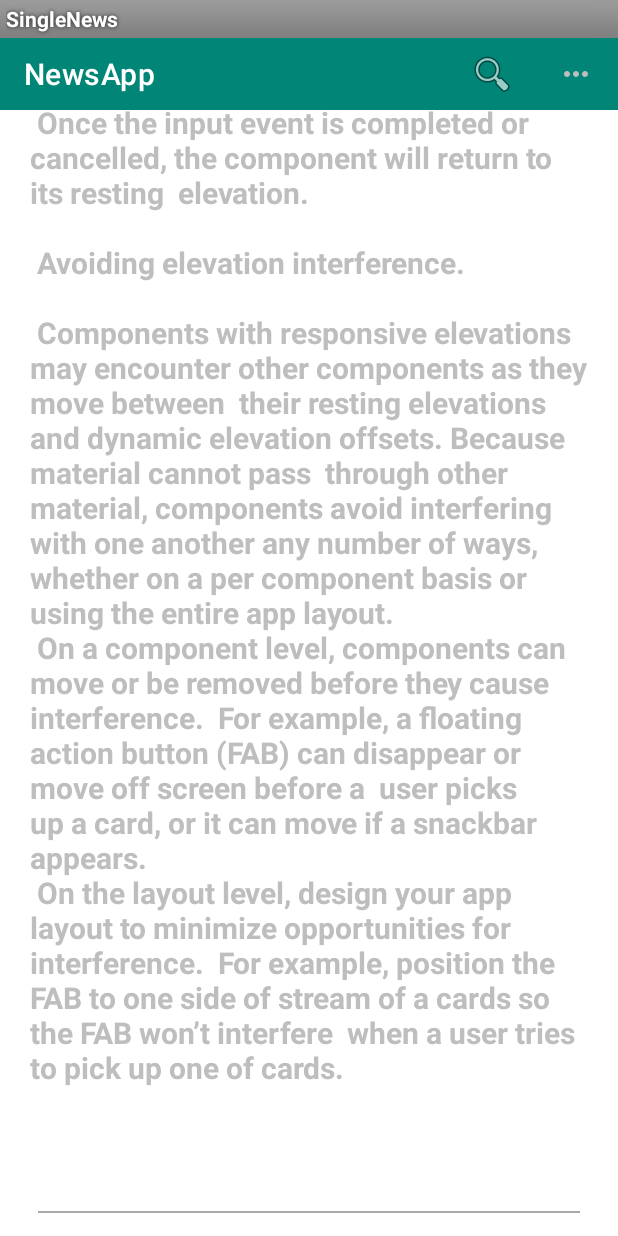
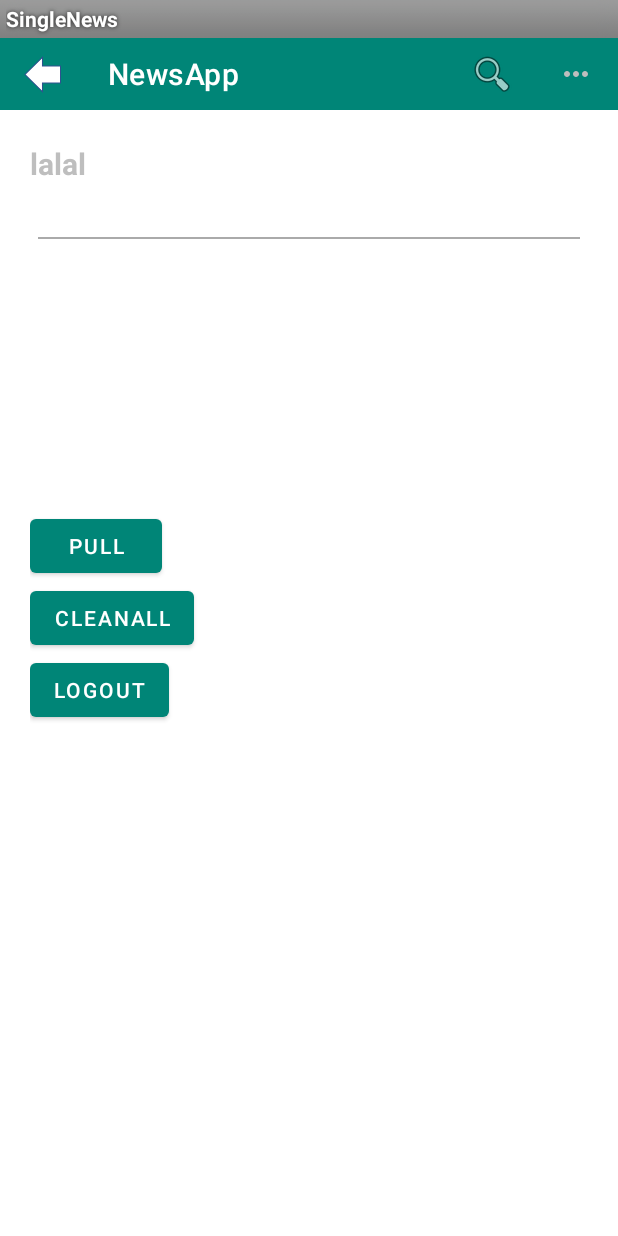
Before and after one commit to leezythu/NewsApp, an Android app: the SingleNews screen opened directly, with no data from a screen before it, on a phone screen of 412 x 824 dp. Run offline under Robolectric (Android 15) with nearby library versions, the phone set to English and light mode, and no system bars; our stand-ins replace Room's generated code; libraries missing offline, so code that uses them is left out: com.hankcs.hanlp, com.nostra13.universalimageloader; 9 statements that could not run were skipped.

Commit message:
fix bugs

```diff
--- a/build.gradle
+++ b/build.gradle
@@ -50,4 +50,5 @@ dependencies {
     implementation 'androidx.navigation:navigation-ui-ktx:2.0.0'
     implementation 'com.github.bumptech.glide:glide:4.7.1'
     implementation 'com.github.bumptech.glide:glide:4.7.1'
+    implementation 'com.hankcs:hanlp:portable-1.6.8'
 }
--- a/src/main/java/com/zhenyu/zhenyu/MainActivity.java
+++ b/src/main/java/com/zhenyu/zhenyu/MainActivity.java
@@ -168,6 +168,7 @@ public class MainActivity extends AppCompatActivity {
 
     public void initDrawer() {
         Toolbar toolbar = findViewById(R.id.toolbar);
+        toolbar.bringToFront();
         setSupportActionBar(toolbar);
         getSupportActionBar().setDisplayHomeAsUpEnabled(true);
 
@@ -265,10 +266,9 @@ public class MainActivity extends AppCompatActivity {
                 tabs.setBackgroundColor(Color.BLACK);
                 navigationView.setBackgroundColor(Color.BLACK);
 
-                initDrawer();
-//                initTabs();
+
                 initViewPage();
-//                initLogin();
+
                 return true;
             }
         });
--- a/src/main/java/com/zhenyu/zhenyu/SingleNews.java
+++ b/src/main/java/com/zhenyu/zhenyu/SingleNews.java
@@ -32,6 +32,7 @@ import androidx.core.content.ContextCompat;
 import com.google.android.material.bottomsheet.BottomSheetDialog;
 import com.google.gson.Gson;
 import com.google.gson.reflect.TypeToken;
+import com.hankcs.hanlp.HanLP;
 import com.nostra13.universalimageloader.core.DisplayImageOptions;
 import com.nostra13.universalimageloader.core.ImageLoader;
 import com.nostra13.universalimageloader.core.assist.FailReason;
@@ -88,10 +89,17 @@ public class SingleNews extends AppCompatActivity implements View.OnClickListene
 
         Toolbar toolbar = (Toolbar) findViewById(R.id.toolbar);
         toolbar.setTitle("NewsApp");
+        toolbar.setNavigationIcon(R.mipmap.back);
         toolbar.bringToFront();
 //        toolbar.setSubtitle("这里是子标题");
         toolbar.setTitleTextAppearance(this, R.style.Toolbar_TitleText);
 //        toolbar.setLogo(R.drawable.round_more_horiz_24  );
+        toolbar.setNavigationOnClickListener(new View.OnClickListener() {
+            @Override
+            public void onClick(View v) {
+               finish();
+            }
+        });
         setSupportActionBar(toolbar);
         toolbar.inflateMenu(R.menu.menu_single_news);
         toolbar.setOnMenuItemClickListener(new Toolbar.OnMenuItemClickListener(){
@@ -393,6 +401,13 @@ public class SingleNews extends AppCompatActivity implements View.OnClickListene
                             }
                             checkPermission();
                             Uri uri = shareUtils.getImageUri(SingleNews.this, loadedImage);
+
+
+                            List<String> targetText = HanLP.extractSummary(entity.getContent(), 2);
+
+                            Toast.makeText(getApplicationContext(), targetText.get(0), Toast.LENGTH_LONG).show();
+
+
                             Bitmap textmap = shareUtils.textAsBitmap(entity.getContent(), 30);
                             Uri textUri = shareUtils.getImageUri(SingleNews.this, textmap);
                             ArrayList<Uri> urislist = new ArrayList<>();
--- a/src/main/res/layout/activity_single_news.xml
+++ b/src/main/res/layout/activity_single_news.xml
@@ -6,7 +6,6 @@
     android:layout_height="match_parent"
     android:fitsSystemWindows="true"
     tools:context=".SingleNews">
-
     <androidx.appcompat.widget.Toolbar
         android:id="@+id/toolbar"
         android:layout_width="match_parent"
@@ -17,6 +16,7 @@
 
     </androidx.appcompat.widget.Toolbar>
 
+
     <include layout="@layout/content_single_news" />
 
 </androidx.coordinatorlayout.widget.CoordinatorLayout>
--- a/src/main/res/layout/app_bar_main.xml
+++ b/src/main/res/layout/app_bar_main.xml
@@ -16,7 +16,7 @@
         <androidx.appcompat.widget.Toolbar
             android:id="@+id/toolbar"
             android:layout_width="match_parent"
-            android:layout_height="match_parent"
+            android:layout_height="45dp"
             android:layout_marginTop="0dp"
             android:background="?attr/toolbar" />
 
--- a/src/main/res/layout/content_single_news.xml
+++ b/src/main/res/layout/content_single_news.xml
@@ -4,6 +4,7 @@
     xmlns:tools="http://schemas.android.com/tools"
     android:layout_width="match_parent"
     android:layout_height="match_parent"
+    android:background="?attr/appbg"
     app:layout_behavior="@string/appbar_scrolling_view_behavior"
     tools:context=".SingleNews"
     tools:showIn="@layout/activity_single_news">
@@ -29,7 +30,7 @@
                 android:layout_width="wrap_content"
                 android:layout_height="wrap_content"
                 android:id="@+id/titleview"
-                android:text="@string/large_text"
+                android:text="lalal"
                 android:textSize="20sp"
                 android:textStyle="bold"
                 />
--- a/src/main/res/values/styles.xml
+++ b/src/main/res/values/styles.xml
@@ -36,6 +36,10 @@
     <style name="MyTabLayoutTextAppearanceInverse" parent="TextAppearance.AppCompat.Widget.ActionBar.Title.Inverse">
         <item name="android:textSize">15sp</item>
         <item name="android:textColor">?attr/tab_text</item>
+    </style>
+    <style name="toolbar_theme" parent="@style/ThemeOverlay.AppCompat.Dark.ActionBar">
+        <item name="colorControlNormal">@color/white</item>
+        <item name="android:actionBarSize">46dp</item>
     </style>
 
     <!-- 默认风格 -->
```
Also changed, not shown: src/main/res/layout/activity_main.xml (+11 -6 lines), src/main/res/layout/subscribe_activity.xml (+4 -3 lines), src/main/res/drawable-v24/btn_back_pressed.png (added), src/main/res/drawable/btn_back_pressed_nouse.png (renamed from src/main/res/drawable/btn_back_pressed.png), src/main/res/mipmap-xxhdpi/back.png (added), src/main/res/mipmap-xxhdpi/log_in.png, src/main/res/mipmap-xxhdpi/log_in_nouse.png (added), 1 other file.
